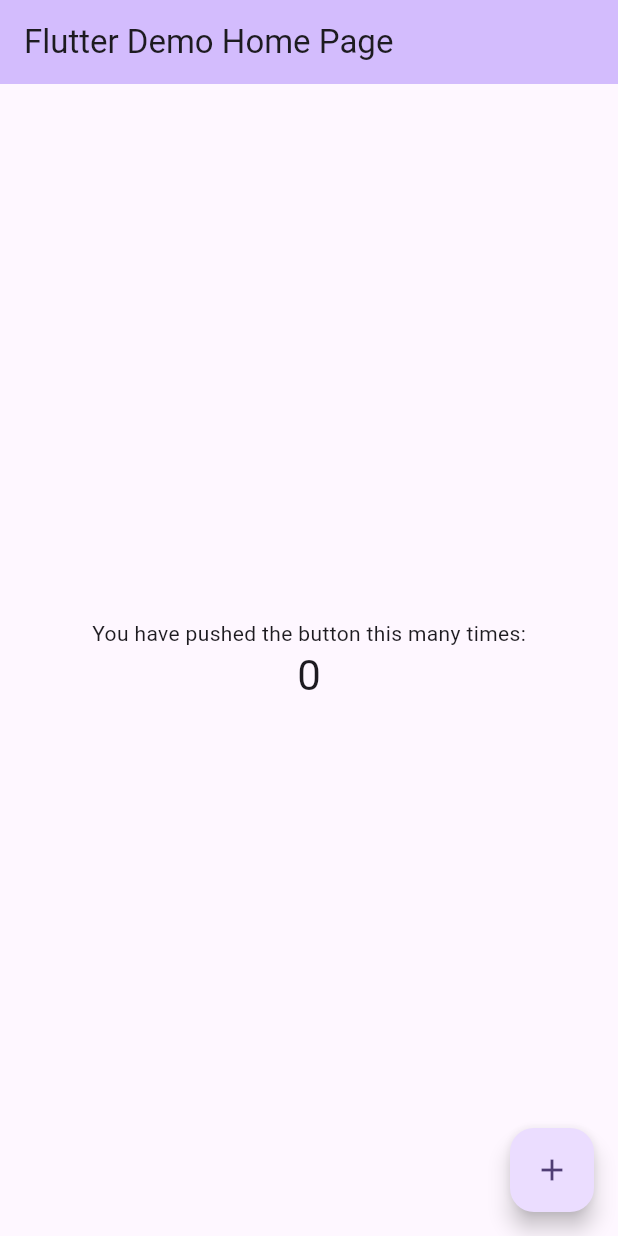
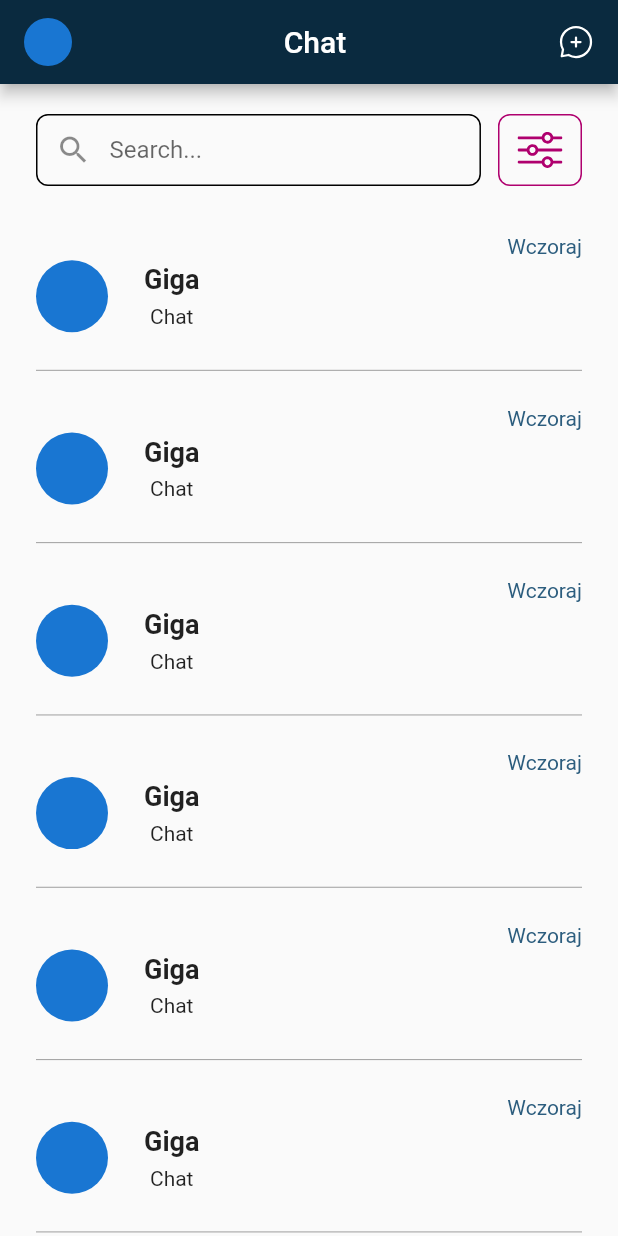
Before and after one commit to TeeRain/giga_chat, a Flutter app: the screen it shows after launch, on a phone screen of 412 x 824 dp. Run offline on Flutter 3.47's test engine with Material 2 defaults, Android fonts, the light colour scheme and no system bars; our stand-ins replace flutter_svg.

Commit message:
Created listveiw builder and custoumized appbar

```diff
--- a/lib/main.dart
+++ b/lib/main.dart
@@ -1,125 +1,134 @@
 import 'package:flutter/material.dart';
+import 'package:flutter_svg/flutter_svg.dart';
 
 void main() {
   runApp(const MyApp());
 }
 
 class MyApp extends StatelessWidget {
+
   const MyApp({super.key});
 
-  // This widget is the root of your application.
   @override
   Widget build(BuildContext context) {
-    return MaterialApp(
+    return const MaterialApp(
       title: 'Flutter Demo',
-      theme: ThemeData(
-        // This is the theme of your application.
-        //
-        // TRY THIS: Try running your application with "flutter run". You'll see
-        // the application has a blue toolbar. Then, without quitting the app,
-        // try changing the seedColor in the colorScheme below to Colors.green
-        // and then invoke "hot reload" (save your changes or press the "hot
-        // reload" button in a Flutter-supported IDE, or press "r" if you used
-        // the command line to start the app).
-        //
-        // Notice that the counter didn't reset back to zero; the application
-        // state is not lost during the reload. To reset the state, use hot
-        // restart instead.
-        //
-        // This works for code too, not just values: Most code changes can be
-        // tested with just a hot reload.
-        colorScheme: ColorScheme.fromSeed(seedColor: Colors.deepPurple),
-        useMaterial3: true,
-      ),
-      home: const MyHomePage(title: 'Flutter Demo Home Page'),
+      home: MyHomePage(),
     );
   }
 }
 
-class MyHomePage extends StatefulWidget {
-  const MyHomePage({super.key, required this.title});
-
-  // This widget is the home page of your application. It is stateful, meaning
-  // that it has a State object (defined below) that contains fields that affect
-  // how it looks.
-
-  // This class is the configuration for the state. It holds the values (in this
-  // case the title) provided by the parent (in this case the App widget) and
-  // used by the build method of the State. Fields in a Widget subclass are
-  // always marked "final".
-
-  final String title;
-
-  @override
-  State<MyHomePage> createState() => _MyHomePageState();
-}
-
-class _MyHomePageState extends State<MyHomePage> {
-  int _counter = 0;
-
-  void _incrementCounter() {
-    setState(() {
-      // This call to setState tells the Flutter framework that something has
-      // changed in this State, which causes it to rerun the build method below
-      // so that the display can reflect the updated values. If we changed
-      // _counter without calling setState(), then the build method would not be
-      // called again, and so nothing would appear to happen.
-      _counter++;
-    });
-  }
+class MyHomePage extends StatelessWidget {
+  const MyHomePage({
+    super.key,
+  });
 
   @override
   Widget build(BuildContext context) {
-    // This method is rerun every time setState is called, for instance as done
-    // by the _incrementCounter method above.
-    //
-    // The Flutter framework has been optimized to make rerunning build methods
-    // fast, so that you can just rebuild anything that needs updating rather
-    // than having to individually change instances of widgets.
+    final sWidth = MediaQuery.of(context).size.width;
+    final sHeight = MediaQuery.of(context).size.height;
     return Scaffold(
       appBar: AppBar(
-        // TRY THIS: Try changing the color here to a specific color (to
-        // Colors.amber, perhaps?) and trigger a hot reload to see the AppBar
-        // change color while the other colors stay the same.
-        backgroundColor: Theme.of(context).colorScheme.inversePrimary,
-        // Here we take the value from the MyHomePage object that was created by
-        // the App.build method, and use it to set our appbar title.
-        title: Text(widget.title),
-      ),
-      body: Center(
-        // Center is a layout widget. It takes a single child and positions it
-        // in the middle of the parent.
-        child: Column(
-          // Column is also a layout widget. It takes a list of children and
-          // arranges them vertically. By default, it sizes itself to fit its
-          // children horizontally, and tries to be as tall as its parent.
-          //
-          // Column has various properties to control how it sizes itself and
-          // how it positions its children. Here we use mainAxisAlignment to
-          // center the children vertically; the main axis here is the vertical
-          // axis because Columns are vertical (the cross axis would be
-          // horizontal).
-          //
-          // TRY THIS: Invoke "debug painting" (choose the "Toggle Debug Paint"
-          // action in the IDE, or press "p" in the console), to see the
-          // wireframe for each widget.
-          mainAxisAlignment: MainAxisAlignment.center,
-          children: <Widget>[
-            const Text(
-              'You have pushed the button this many times:',
-            ),
-            Text(
-              '$_counter',
-              style: Theme.of(context).textTheme.headlineMedium,
-            ),
+        backgroundColor: const Color(0xff0A2A3F),
+        centerTitle: true,
+        title: Row(
+          mainAxisAlignment: MainAxisAlignment.spaceBetween,
+          children:  [
+            const CircleAvatar(radius: 16,),
+            const Text('Chat'),
+            SvgPicture.asset('assets/images/chat_add.svg')
           ],
         ),
       ),
-      floatingActionButton: FloatingActionButton(
-        onPressed: _incrementCounter,
-        tooltip: 'Increment',
-        child: const Icon(Icons.add),
-      ), // This trailing comma makes auto-formatting nicer for build methods.
+      body: Padding(
+        padding: const EdgeInsets.fromLTRB(24, 20, 24, 0),
+        child: Column(children: [
+          Padding(
+            padding: const EdgeInsets.only(bottom: 16.0),
+            child: Row(
+              children: [
+                Padding(
+                  padding: const EdgeInsets.only(right: 8),
+                  child: Container(
+                    decoration: BoxDecoration(
+                        borderRadius:
+                            const BorderRadius.all(Radius.circular(8)),
+                        border: Border.all(color: Colors.black)),
+                    width: sWidth * 0.72,
+                    height: 48,
+                    child: TextFormField(
+                      decoration: const InputDecoration(
+                        border: InputBorder.none,
+                        hintText: 'Search...',
+                        prefixIcon: Icon(Icons.search_outlined),
+                      ),
+                    ),
+                  ),
+                ),
+                const Spacer(),
+                Container(
+                  height: 48,
+                  width: 56,
+                  padding: const EdgeInsets.all(8),
+                  decoration:
+                      BoxDecoration( borderRadius:
+                            const BorderRadius.all(Radius.circular(8)),border: Border.all(color: const Color(0xffAF006E))),
+                  child: SvgPicture.asset('assets/images/filter.svg'),
+                ),
+              ],
+            ),
+          ),
+          Flexible(
+            child: ListView.builder(
+              itemBuilder: (context, index) {
+                return Column(
+                  children: [
+                    Container(
+                      padding: const EdgeInsets.only(top: 16),
+                      width: sWidth,
+                      height: sHeight * 0.12,
+                      child: const Row(
+                        crossAxisAlignment: CrossAxisAlignment.center,
+                        children: [
+                          CircleAvatar(
+                            radius: 24,
+                          ),
+                          Padding(
+                            padding: EdgeInsets.only(left: 24.0),
+                            child: Column(
+                              mainAxisAlignment: MainAxisAlignment.center,
+                              children: [
+                                Text(
+                                  'Giga',
+                                  style: TextStyle(
+                                      fontSize: 18,
+                                      fontWeight: FontWeight.w600),
+                                ),
+                                Padding(
+                                  padding: EdgeInsets.only(top: 6.0),
+                                  child: Text('Chat'),
+                                )
+                              ],
+                            ),
+                          ),
+                          Spacer(),
+                          Align(
+                              alignment: Alignment.topRight,
+                              child: Text('Wczoraj',style: TextStyle(color: Color(0xff2c5d7e)),))
+                        ],
+                      ),
+                    ),
+                    const Divider(
+                      color: Colors.grey,
+                    )
+                  ],
+                );
+              },
+              itemCount: 6,
+            ),
+          ),
+        ]),
+      ),
     );
   }
 }
--- a/pubspec.yaml
+++ b/pubspec.yaml
@@ -35,6 +35,7 @@ dependencies:
   # The following adds the Cupertino Icons font to your application.
   # Use with the CupertinoIcons class for iOS style icons.
   cupertino_icons: ^1.0.2
+  flutter_svg: ^2.0.5
 
 dev_dependencies:
   flutter_test:
@@ -59,9 +60,8 @@ flutter:
   uses-material-design: true
 
   # To add assets to your application, add an assets section, like this:
-  # assets:
-  #   - images/a_dot_burr.jpeg
-  #   - images/a_dot_ham.jpeg
+  assets:
+    - assets/images/
 
   # An image asset can refer to one or more resolution-specific "variants", see
   # https://flutter.dev/assets-and-images/#resolution-aware
```
Also changed, not shown: assets/images/chat_add.svg (added), assets/images/filter.svg (added), pubspec.lock.
